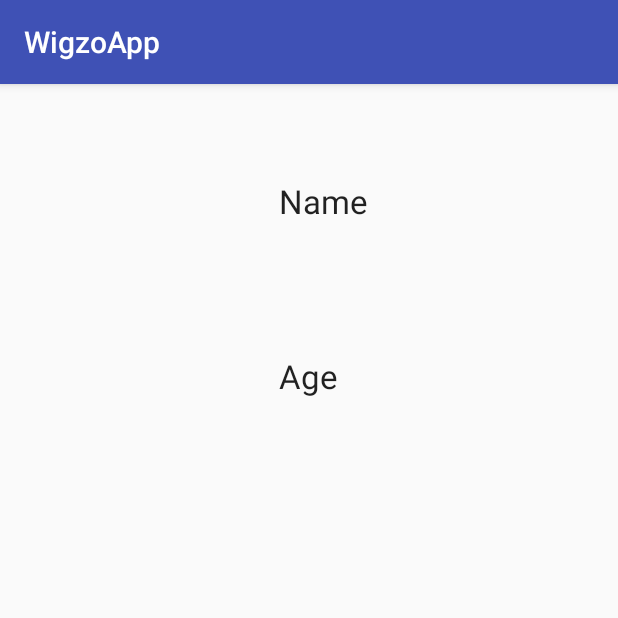
After one commit to pleomax00/wigzosdks, an Android app: the PushCatcherActivity screen opened directly, with no data from a screen before it, on a phone screen of 412 x 824 dp, the top half of it. The commit adds this screen. Run offline under Robolectric (Android 15) with nearby library versions, the phone set to English and light mode, and no system bars; 2 statements that could not run were skipped.

Commit message:
GCM can now display simple notification and can open an activity.

```diff
--- a/app/src/main/AndroidManifest.xml
+++ b/app/src/main/AndroidManifest.xml
@@ -10,17 +10,18 @@
 
     <application
         android:allowBackup="true"
-        android:icon="@mipmap/ic_launcher"
+        android:icon="@mipmap/w_logo"
         android:label="@string/app_name"
         android:supportsRtl="true"
         android:theme="@style/AppTheme">
-        <activity android:name="wigzo.app.MainActivity">
+        <activity android:name=".MainActivity">
             <intent-filter>
                 <action android:name="android.intent.action.MAIN" />
 
                 <category android:name="android.intent.category.LAUNCHER" />
             </intent-filter>
         </activity>
+        <activity android:name=".PushCatcherActivity"></activity>
     </application>
 
 </manifest>
--- a/app/src/main/java/wigzo/app/MainActivity.java
+++ b/app/src/main/java/wigzo/app/MainActivity.java
@@ -25,7 +25,7 @@ public class MainActivity extends AppCompatActivity {
         }
         WigzoSDK sdk = WigzoSDK.getInstance();
         sdk.onStart();
-        sdk.initializeWigzoData(this, "2c271df3-713f-4802-ae4c-b0dec708c988");
+        sdk.initializeWigzoData(this, "2c271df3-713f-4802-ae4c-b0dec708c988", "1080912767729", PushCatcherActivity.class);
         EventInfo eventInfo3 = new EventInfo("Bought","Bought");
         eventInfo3.saveEvent();
 
--- /dev/null
+++ b/app/src/main/java/wigzo/app/PushCatcherActivity.java
@@ -0,0 +1,27 @@
+package wigzo.app;
+
+import android.support.v7.app.AppCompatActivity;
+import android.os.Bundle;
+import android.widget.TextView;
+
+import wigzo.sdk.WigzoSDK;
+
+public class PushCatcherActivity extends AppCompatActivity {
+    Bundle extras;
+
+    @Override
+    protected void onCreate(Bundle savedInstanceState) {
+        super.onCreate(savedInstanceState);
+        setContentView(R.layout.activity_push_catcher);
+
+        WigzoSDK sdk = WigzoSDK.getInstance();
+        sdk.onStart();
+        sdk.initializeWigzoData(this, "2c271df3-713f-4802-ae4c-b0dec708c988", "1080912767729", PushCatcherActivity.class);
+
+        extras = getIntent().getExtras();
+        TextView nameView = (TextView) findViewById(R.id.nameView);
+        nameView.setText((String )extras.get("name"));
+        TextView ageView = (TextView) findViewById(R.id.ageView);
+        ageView.setText((String )extras.get("age"));
+    }
+}
--- /dev/null
+++ b/app/src/main/res/layout/activity_push_catcher.xml
@@ -0,0 +1,32 @@
+<?xml version="1.0" encoding="utf-8"?>
+<RelativeLayout xmlns:android="http://schemas.android.com/apk/res/android"
+    xmlns:tools="http://schemas.android.com/tools"
+    android:layout_width="match_parent"
+    android:layout_height="match_parent"
+    android:paddingBottom="@dimen/activity_vertical_margin"
+    android:paddingLeft="@dimen/activity_horizontal_margin"
+    android:paddingRight="@dimen/activity_horizontal_margin"
+    android:paddingTop="@dimen/activity_vertical_margin"
+    tools:context="wigzo.app.PushCatcherActivity">
+
+    <TextView
+        android:layout_width="wrap_content"
+        android:layout_height="wrap_content"
+        android:textAppearance="?android:attr/textAppearanceLarge"
+        android:text="Name"
+        android:id="@+id/nameView"
+        android:layout_alignParentTop="true"
+        android:layout_alignLeft="@+id/ageView"
+        android:layout_alignStart="@+id/ageView"
+        android:layout_marginTop="47dp" />
+
+    <TextView
+        android:layout_width="wrap_content"
+        android:layout_height="wrap_content"
+        android:textAppearance="?android:attr/textAppearanceLarge"
+        android:text="Age"
+        android:id="@+id/ageView"
+        android:layout_below="@+id/nameView"
+        android:layout_centerHorizontal="true"
+        android:layout_marginTop="87dp" />
+</RelativeLayout>
--- a/wigzosdk/src/main/java/wigzo/sdk/WigzoSDK.java
+++ b/wigzosdk/src/main/java/wigzo/sdk/WigzoSDK.java
@@ -1,5 +1,6 @@
 package wigzo.sdk;
 
+import android.app.Activity;
 import android.content.Context;
 import android.content.Intent;
 import android.util.Log;
@@ -44,7 +45,9 @@ public class WigzoSDK {
     private long startTime;
     private String emailId;
     private Gson gson;
-    private String senderId = "1080912767729";
+    private String senderId;
+
+    Class <? extends Activity> targetActivity;
 
     public String getSenderId() {
         return senderId;
@@ -164,10 +167,11 @@ public class WigzoSDK {
     }
 
 
-    public synchronized WigzoSDK initializeWigzoData(Context context, String orgToken, String senderId){
+    public synchronized WigzoSDK initializeWigzoData(Context context, String orgToken, String senderId, Class <? extends Activity> targetActivity){
         initializeWigzoData(context,orgToken);
         if(StringUtils.isNotEmpty(senderId)){
             this.senderId = senderId;
+            this.targetActivity = targetActivity;
             gcmRegister();
         }else {
             throw new IllegalArgumentException("Valid Sender Id is required!");
@@ -336,4 +340,9 @@ public class WigzoSDK {
     public synchronized String getAppKey() {
         return appKey;
     }
+
+    public Class<? extends Activity> getTargetActivity() {
+        return targetActivity;
+    }
+
 }
```
Also changed, not shown: wigzosdk/src/main/java/wigzo/sdk/WigzoGcmListenerService.java (+22 -0 lines), wigzosdk/src/main/java/wigzo/sdk/WigzoNotification.java (added, +69 -0 lines), app/src/main/res/mipmap-hdpi/w_logo.png (added).
